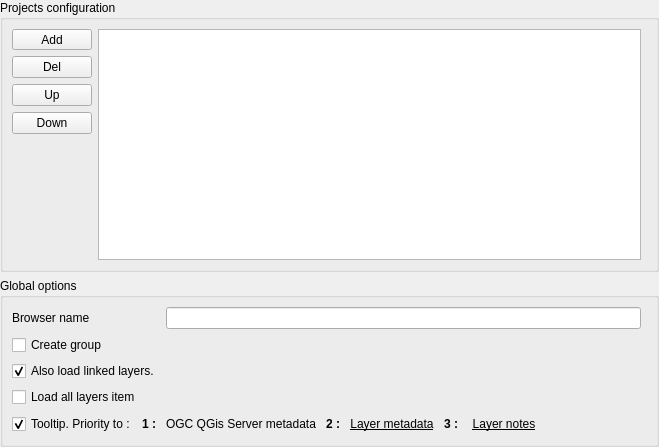
Before: the Qt Designer form launcher/portable_profile/profiles/portable/python/plugins/menu_from_project/ui/wdg_settings.ui in yamamoto-ryuzo/yr-qgis-launcher, drawn with Qt 5.
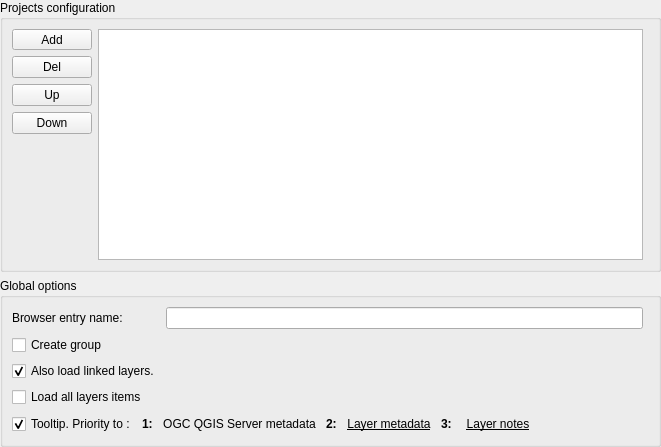
After: the same form once the commit is applied. Icons and pictures are not drawn. Custom widgets are drawn as their Qt base class.

Patch:
```diff
--- a/launcher/portable_profile/profiles/portable/python/plugins/menu_from_project/ui/wdg_settings.ui
+++ b/launcher/portable_profile/profiles/portable/python/plugins/menu_from_project/ui/wdg_settings.ui
@@ -9,7 +9,7 @@
    <rect>
     <x>0</x>
     <y>0</y>
-    <width>659</width>
+    <width>661</width>
     <height>447</height>
    </rect>
   </property>
@@ -219,7 +219,7 @@
          </sizepolicy>
         </property>
         <property name="text">
-         <string>Load all layers item</string>
+         <string>Load all layers items</string>
         </property>
         <property name="tristate">
          <bool>false</bool>
@@ -272,7 +272,10 @@
            </font>
           </property>
           <property name="text">
-           <string>1 :</string>
+           <string>1:</string>
+          </property>
+          <property name="textInteractionFlags">
+           <set>Qt::NoTextInteraction</set>
           </property>
          </widget>
         </item>
@@ -282,7 +285,7 @@
            <cursorShape>OpenHandCursor</cursorShape>
           </property>
           <property name="text">
-           <string>OGC QGis Server metadata</string>
+           <string>OGC QGIS Server metadata</string>
           </property>
           <property name="checkable">
            <bool>false</bool>
@@ -307,7 +310,10 @@
            </font>
           </property>
           <property name="text">
-           <string>2 :</string>
+           <string>2:</string>
+          </property>
+          <property name="textInteractionFlags">
+           <set>Qt::NoTextInteraction</set>
           </property>
          </widget>
         </item>
@@ -338,7 +344,10 @@
            </font>
           </property>
           <property name="text">
-           <string>3 :</string>
+           <string>3:</string>
+          </property>
+          <property name="textInteractionFlags">
+           <set>Qt::NoTextInteraction</set>
           </property>
          </widget>
         </item>
@@ -391,7 +400,10 @@
       <item row="0" column="0">
        <widget class="QLabel" name="label_browser_name">
         <property name="text">
-         <string>Browser name</string>
+         <string>Browser entry name:</string>
+        </property>
+        <property name="textInteractionFlags">
+         <set>Qt::NoTextInteraction</set>
         </property>
        </widget>
       </item>
```
Left out of the diff: 8 changed lines with no effect on the pictures.
